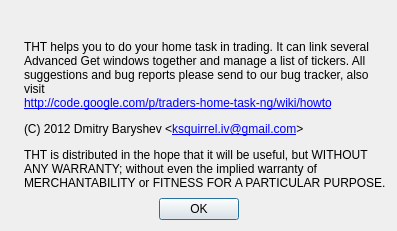
HappySeaFox/tht, file about.ui: the form before one commit.
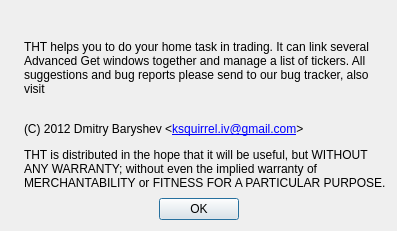
The form after the commit. Icons and pictures are not drawn.

Commit message: Use hardcoded SVN and HTTP paths

```diff
--- a/about.ui
+++ b/about.ui
@@ -95,7 +95,7 @@
          <property name="text">
           <string>THT helps you to do your home task in trading. It can link several Advanced Get windows together and manage a list of tickers.
 
-All suggestions and bug reports please send to our bug tracker, also visit&lt;br/&gt;&lt;a href=&quot;http://code.google.com/p/traders-home-task-ng&quot;&gt;http://code.google.com/p/traders-home-task-ng/wiki/howto&lt;/a&gt;</string>
+All suggestions and bug reports please send to our bug tracker, also visit</string>
          </property>
          <property name="textFormat">
           <enum>Qt::RichText</enum>
@@ -111,6 +111,13 @@
          </property>
         </widget>
        </item>
+       <item>
+        <widget class="QLabel" name="labelUrl">
+         <property name="openExternalLinks">
+          <bool>true</bool>
+         </property>
+        </widget>
+       </item>
        <item>
         <spacer name="verticalSpacer_2">
          <property name="orientation">
```
Left out of the diff: 3 changed lines with no effect on the pictures. The commit also changes 5 other files.
